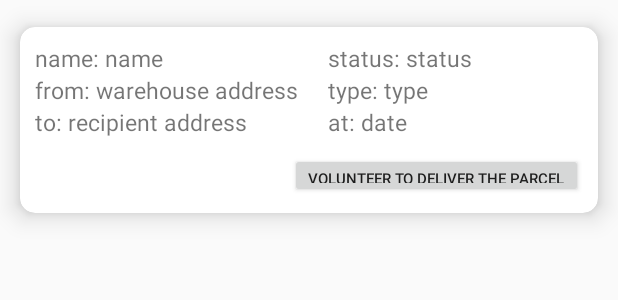
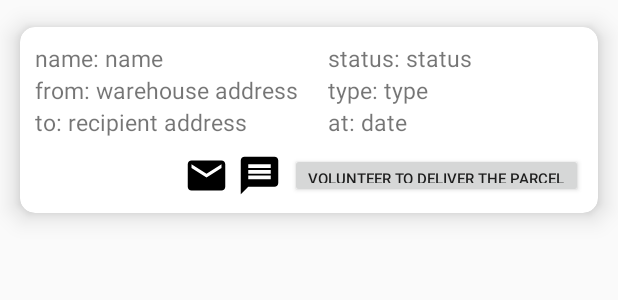
Before and after one commit to YB5/socialParcelDistribution_user, an Android app: the layout messenger_parcel_cell.xml on its own in the app's theme, with its tools: preview values and no code run, on a phone screen of 412 x 824 dp. Shown: the top 300 px of the screen. Run offline under Robolectric (Android 15) with nearby library versions, the phone set to English and light mode, and no system bars.

Commit message:
מייל וSMS

```diff
--- /dev/null
+++ b/app/src/main/res/drawable/ic_email_black_24dp.xml
@@ -0,0 +1,9 @@
+<vector xmlns:android="http://schemas.android.com/apk/res/android"
+        android:width="24dp"
+        android:height="24dp"
+        android:viewportWidth="24.0"
+        android:viewportHeight="24.0">
+    <path
+        android:fillColor="#FF000000"
+        android:pathData="M20,4L4,4c-1.1,0 -1.99,0.9 -1.99,2L2,18c0,1.1 0.9,2 2,2h16c1.1,0 2,-0.9 2,-2L22,6c0,-1.1 -0.9,-2 -2,-2zM20,8l-8,5 -8,-5L4,6l8,5 8,-5v2z"/>
+</vector>
--- /dev/null
+++ b/app/src/main/res/drawable/ic_message_black_24dp.xml
@@ -0,0 +1,9 @@
+<vector xmlns:android="http://schemas.android.com/apk/res/android"
+        android:width="24dp"
+        android:height="24dp"
+        android:viewportWidth="24.0"
+        android:viewportHeight="24.0">
+    <path
+        android:fillColor="#FF000000"
+        android:pathData="M20,2L4,2c-1.1,0 -1.99,0.9 -1.99,2L2,22l4,-4h14c1.1,0 2,-0.9 2,-2L22,4c0,-1.1 -0.9,-2 -2,-2zM18,14L6,14v-2h12v2zM18,11L6,11L6,9h12v2zM18,8L6,8L6,6h12v2z"/>
+</vector>
--- a/app/src/main/res/layout/messenger_parcel_cell.xml
+++ b/app/src/main/res/layout/messenger_parcel_cell.xml
@@ -153,6 +153,24 @@
             android:orientation="horizontal"
             android:gravity="end"
             android:layout_marginTop="10dp">
+            <LinearLayout
+                android:layout_width="wrap_content"
+                android:layout_height="30dp"
+                android:orientation="horizontal"
+                android:gravity="start">
+            <Button
+                android:layout_width="30dp"
+                android:layout_height="30dp"
+                android:layout_marginEnd="5dp"
+                android:background="@drawable/ic_email_black_24dp"
+                android:id="@+id/bt_sendMail"/>
+            <Button
+                android:layout_width="30dp"
+                android:layout_height="30dp"
+                android:layout_marginEnd="5dp"
+                android:background="@drawable/ic_message_black_24dp"
+                android:id="@+id/bt_sendSMS"/>
+            </LinearLayout>
 
             <Button
                 android:layout_width="wrap_content"
```
Also changed, not shown: app/src/main/java/com/example/socialparceldistribution_user/ui/suggested_parcels/MessengerRecyclerViewAdapter.java (+22 -4 lines), app/src/main/java/com/example/socialparceldistribution_user/ui/suggested_parcels/SuggestedParcelsFragment.java (+28 -6 lines), app/src/main/java/com/example/socialparceldistribution_user/ui/suggested_parcels/SuggestedParcelsViewModel.java (+6 -4 lines).
